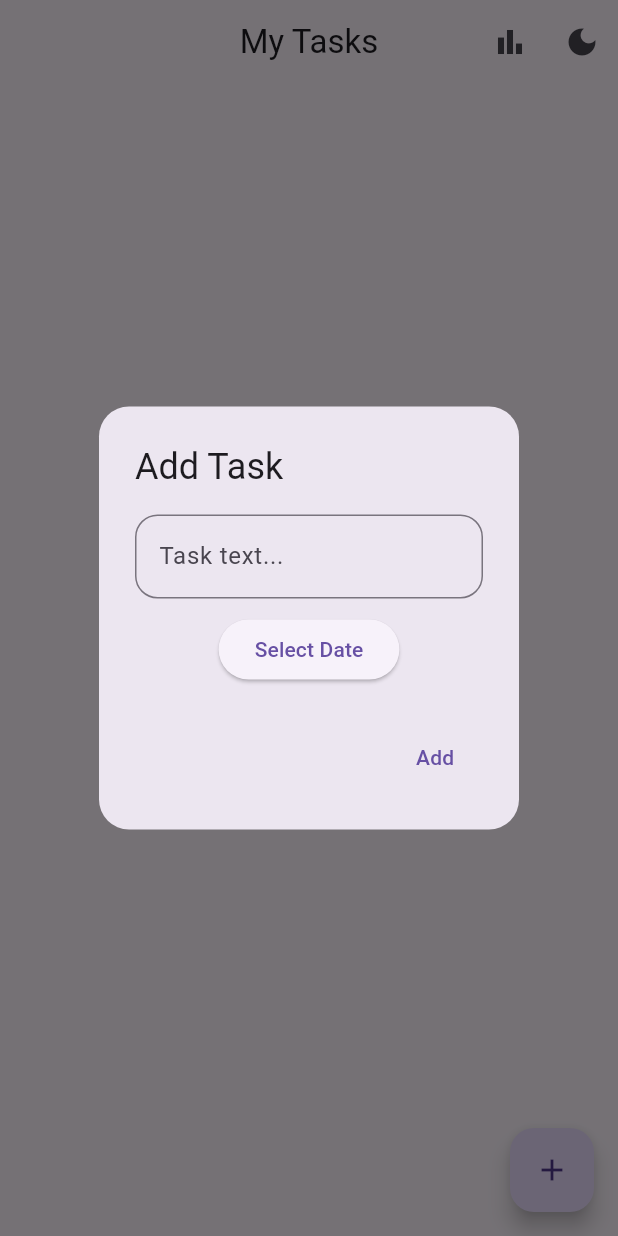
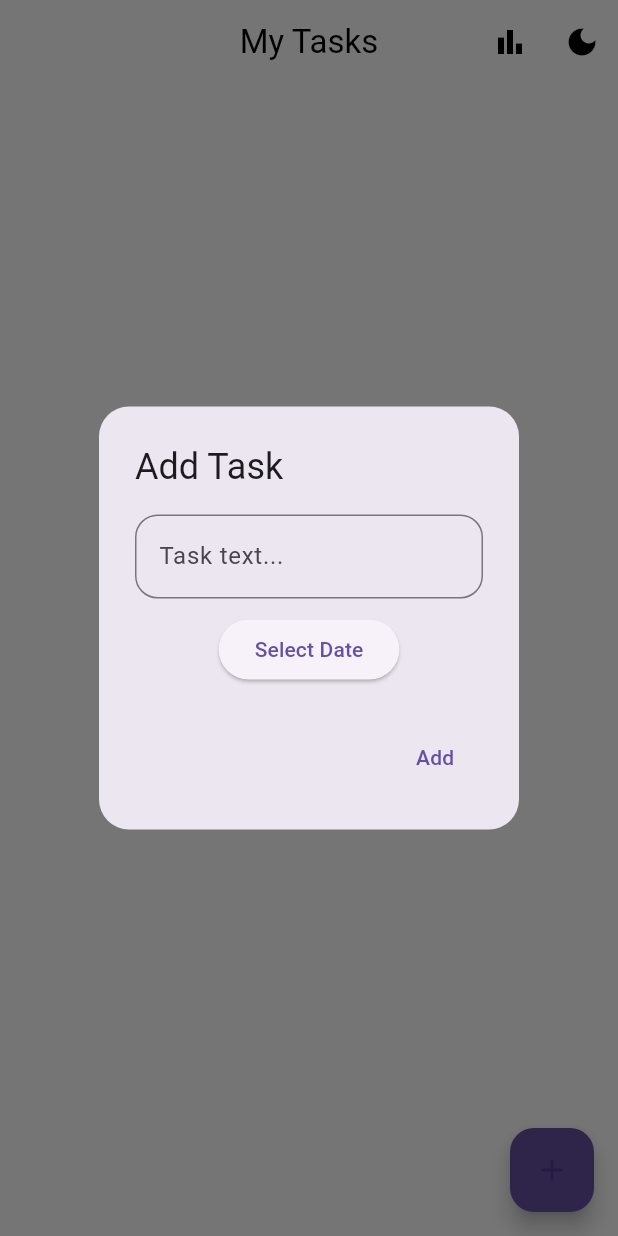
Before and after one commit to cgtyinyrt/flutter_todo, a Flutter app: the screen it shows after launch, after a tap on the "add" icon, on a phone screen of 412 x 824 dp. Run offline on Flutter 3.47's test engine with Material 3 defaults, Android fonts, the phone set to English and light mode, and no system bars; our stand-ins replace hive, hive_flutter; accounts and stored records are empty.

Commit message:
themeData bugfix

```diff
--- a/lib/main.dart
+++ b/lib/main.dart
@@ -30,7 +30,39 @@
   Widget build(BuildContext context) {
     return MaterialApp(
       debugShowCheckedModeBanner: false,
-      theme: isDark ? ThemeData.dark() : ThemeData.light(),
+      themeMode: isDark ? ThemeMode.dark : ThemeMode.light,
+
+      theme: ThemeData(
+        brightness: Brightness.light,
+        scaffoldBackgroundColor: Colors.white,
+        cardColor: Colors.white,
+
+        appBarTheme: const AppBarTheme(
+          backgroundColor: Colors.white,
+          foregroundColor: Colors.black,
+          elevation: 0,
+        ),
+
+        floatingActionButtonTheme: const FloatingActionButtonThemeData(
+          backgroundColor: Colors.deepPurple,
+        ),
+      ),
+
+      darkTheme: ThemeData(
+        brightness: Brightness.dark,
+        scaffoldBackgroundColor: Colors.black,
+        cardColor: const Color(0xFF1E1E1E),
+
+        appBarTheme: const AppBarTheme(
+          backgroundColor: Colors.black,
+          foregroundColor: Colors.white,
+          elevation: 0,
+        ),
+
+        floatingActionButtonTheme: const FloatingActionButtonThemeData(
+          backgroundColor: Colors.deepPurple,
+        ),
+      ),
       home: HomeScreen(toggleTheme: toggleTheme),
     );
   }
```
Also changed, not shown: lib/screens/home_screen.dart (+23 -4 lines).
